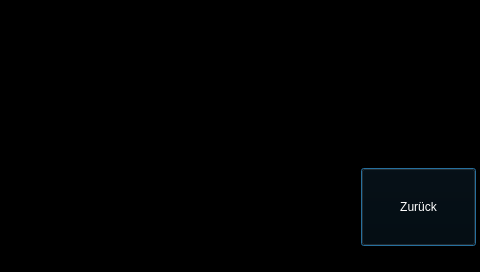
The window that projects/klaus_visu_ap420/kameraeingangwindow.ui (busmaster/homebus) describes before a commit, drawn with Qt 5.
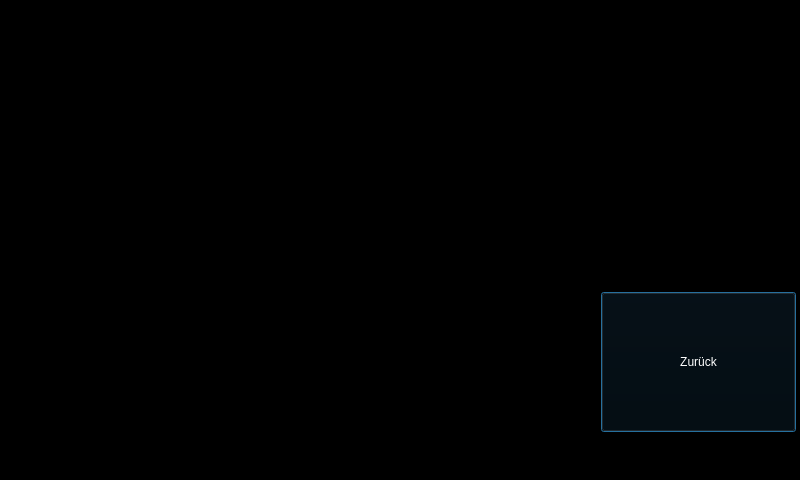
The same window after the commit.

The edit to the form file:
```diff
--- a/projects/klaus_visu_ap420/kameraeingangwindow.ui
+++ b/projects/klaus_visu_ap420/kameraeingangwindow.ui
@@ -6,8 +6,8 @@
    <rect>
     <x>0</x>
     <y>0</y>
-    <width>480</width>
-    <height>272</height>
+    <width>800</width>
+    <height>480</height>
    </rect>
   </property>
   <property name="windowTitle">
@@ -21,8 +21,8 @@
     <rect>
      <x>0</x>
      <y>0</y>
-     <width>480</width>
-     <height>272</height>
+     <width>800</width>
+     <height>480</height>
     </rect>
    </property>
    <property name="text">
@@ -32,10 +32,10 @@
   <widget class="QPushButton" name="pushButtonBack">
    <property name="geometry">
     <rect>
-     <x>361</x>
-     <y>168</y>
-     <width>115</width>
-     <height>78</height>
+     <x>601</x>
+     <y>292</y>
+     <width>195</width>
+     <height>140</height>
     </rect>
    </property>
    <property name="styleSheet">
```
